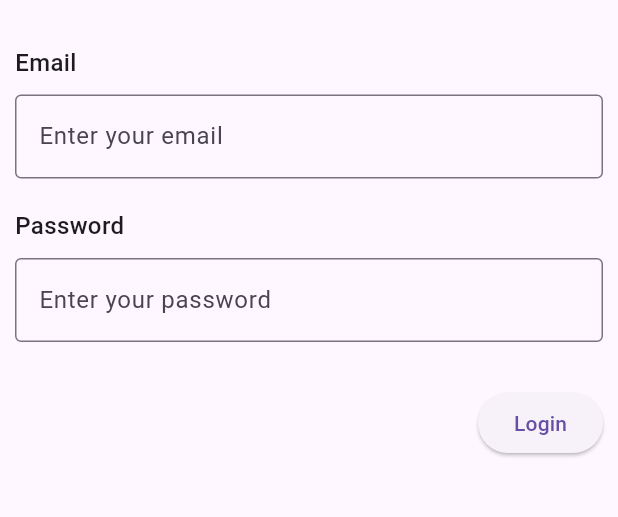
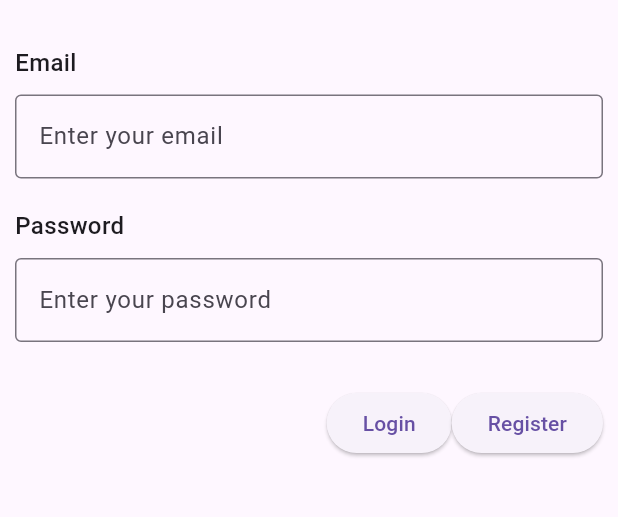
Before and after one commit to AnthonyBader/Khedme, a Flutter app: the screen it shows after launch, after a tap on "Login", on a phone screen of 412 x 824 dp, the part 165-682 px from its top. Run offline on Flutter 3.47's test engine with Material 3 defaults, Android fonts, the phone set to English and light mode, and no system bars; our stand-ins replace get.

Commit message:
Added Register and Login Page
First Commit

```diff
--- a/lib/Bindings/RegisterBinding.dart
+++ b/lib/Bindings/RegisterBinding.dart
@@ -0,0 +1,9 @@
+import 'package:get/get.dart';
+import 'package:khedme/Controllers/RegisterController.dart';
+
+class RegisterBinding extends Bindings {
+  @override
+  void dependencies() {
+    Get.lazyPut<RegisterController>(() => RegisterController());
+  }
+}
--- a/lib/Controllers/LoginController.dart
+++ b/lib/Controllers/LoginController.dart
@@ -1,5 +1,6 @@
 import 'package:get/get.dart';
 import 'package:flutter/material.dart';
+import 'package:khedme/Models/User.dart';
 
 class LoginController extends GetxController {
   TextEditingController email = TextEditingController();
@@ -9,5 +10,8 @@ class LoginController extends GetxController {
     // Here you would typically check the email and password,
     // maybe make a request to an API to authenticate the user
     print("Email: ${email.text}, Password: ${password.text}");
+
+    User user = User(email: email.value.text, password: password.value.text);
+    String request_body = user.toJson();
   }
 }
--- a/lib/Models/User.dart
+++ b/lib/Models/User.dart
@@ -0,0 +1,26 @@
+import 'dart:convert';
+
+class User {
+  final String? name;
+  final String? email;
+  final String? phone;
+  final String? password;
+
+  User({
+    this.name,
+    required this.email,
+    this.phone,
+    this.password,
+  });
+
+  Map<String, dynamic> toMap() {
+    return {
+      'name': name,
+      'email': email,
+      'phone': phone,
+      'password': password,
+    };
+  }
+
+  String toJson() => json.encode(toMap());
+}
--- a/lib/Routes/AppPage.dart
+++ b/lib/Routes/AppPage.dart
@@ -1,7 +1,9 @@
 import 'package:get/get.dart';
 import 'package:khedme/Bindings/LoginBinding.dart';
+import 'package:khedme/Bindings/RegisterBinding.dart';
 import 'package:khedme/Views/Login.dart';
 import 'package:khedme/Routes/AppRoute.dart';
+import 'package:khedme/Views/Register.dart';
 
 class AppPage {
   static final List<GetPage> pages = [
@@ -10,5 +12,10 @@ class AppPage {
       page: () => const Login(),
       binding: LoginBinding(),
     ),
+    GetPage(
+      name: AppRoute.register,
+      page: () => const Register(),
+      binding: RegisterBinding(),
+    ),
   ];
 }
--- a/lib/Routes/AppRoute.dart
+++ b/lib/Routes/AppRoute.dart
@@ -1,3 +1,4 @@
 class AppRoute {
   static const String login = "/login";
+  static const String register = "/register";
 }
--- a/lib/Views/Login.dart
+++ b/lib/Views/Login.dart
@@ -1,6 +1,7 @@
 import 'package:flutter/material.dart';
 import 'package:get/get.dart';
 import 'package:khedme/Controllers/LoginController.dart';
+import 'package:khedme/Routes/AppRoute.dart';
 
 class Login extends GetView<LoginController> {
   const Login({super.key});
@@ -81,6 +82,12 @@ class Login extends GetView<LoginController> {
                     },
                     child: const Text("Login"),
                   ),
+                  ElevatedButton(
+                    onPressed: () {
+                      Get.toNamed(AppRoute.register);
+                    },
+                    child: const Text("Register"),
+                  ),
                 ],
               ),
             ],
```
Also changed, not shown: lib/Controllers/RegisterController.dart (+15 -0 lines), lib/Views/Register.dart (+131 -0 lines).
